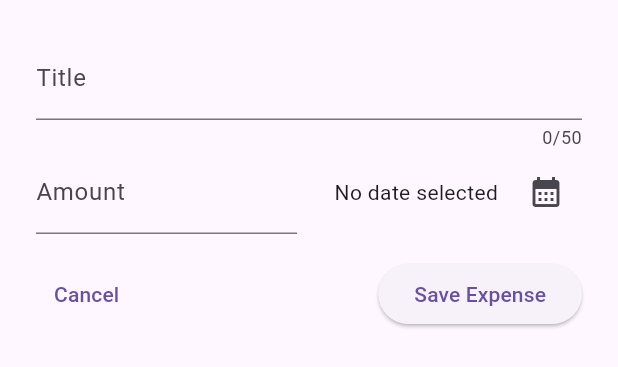
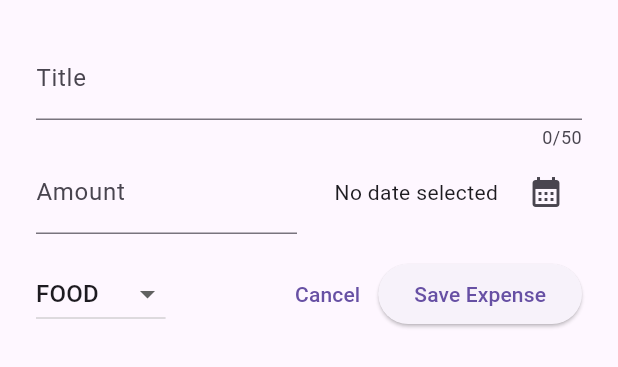
Before and after one commit to clebsonsh/expense_tracker, a Flutter app: the NewExpense widget shown alone on an empty page, opened directly, on a phone screen of 412 x 824 dp. Shown: the top 367 px of the screen. Run offline on Flutter 3.47's test engine with Material 2 defaults, Android fonts, the phone set to English and light mode, and no system bars.

Commit message:
Adding a Dropdown Button

```diff
--- a/lib/widgets/new_expense.dart
+++ b/lib/widgets/new_expense.dart
@@ -16,6 +16,7 @@ class _NewExpense extends State<NewExpense> {
   final _amountController = TextEditingController();
 
   DateTime? _selectedDate;
+  Category _selectedCategory = Category.food;
 
   void _presentDatePicker() async {
     final now = DateTime.now();
@@ -83,13 +84,29 @@ class _NewExpense extends State<NewExpense> {
           const SizedBox(height: 16),
           Row(
             children: [
+              DropdownButton(
+                value: _selectedCategory,
+                items: Category.values
+                    .map((category) => DropdownMenuItem(
+                          value: category,
+                          child: Text(
+                            category.name.toUpperCase(),
+                          ),
+                        ))
+                    .toList(),
+                onChanged: (value) {
+                  setState(() {
+                    _selectedCategory = value as Category;
+                  });
+                },
+              ),
+              const Spacer(),
               TextButton(
                 onPressed: () {
                   Navigator.pop(context);
                 },
                 child: const Text('Cancel'),
               ),
-              const Spacer(),
               ElevatedButton(
                 onPressed: () {
                   print(_titleController.text);
```
